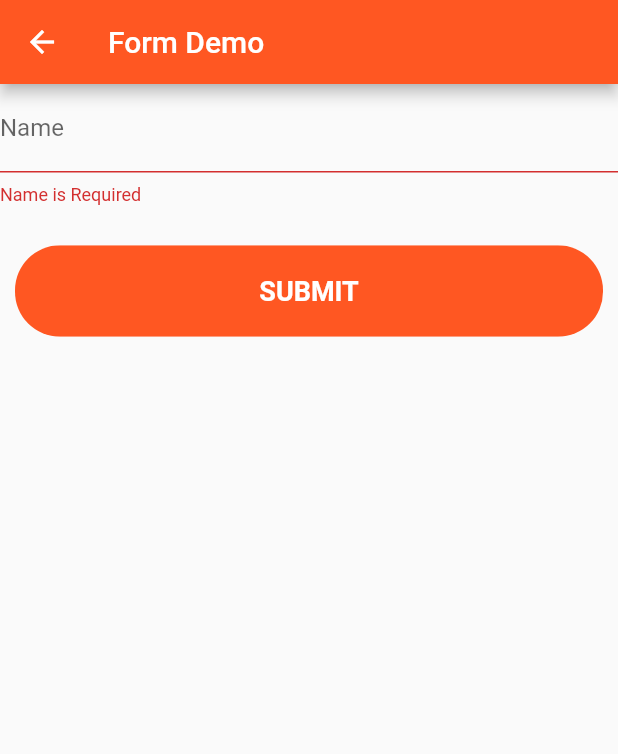
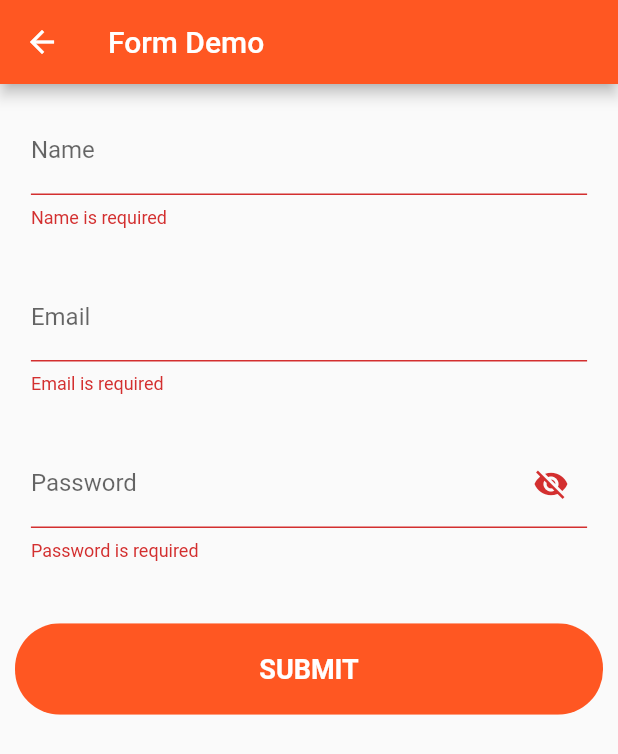
Before and after one commit to adepusai123/learn_flutter_app, a Flutter app: the FormScreen screen opened directly, after a tap on "SUBMIT", on a phone screen of 412 x 824 dp. Shown: the top 754 px of the screen. Run offline on Flutter 3.47's test engine with Material 2 defaults, Android fonts, the phone set to English and light mode, and no system bars.

Commit message:
Password field with show & hide

```diff
--- /dev/null
+++ b/lib/components/form_input_field.dart
@@ -0,0 +1,32 @@
+import 'package:flutter/material.dart';
+
+class FormInputField extends StatelessWidget {
+  final String label;
+  final Function validaror;
+  final Function onSaved;
+
+  const FormInputField({
+    Key key,
+    this.label,
+    this.validaror,
+    this.onSaved,
+  }) : super(key: key);
+
+  @override
+  Widget build(BuildContext context) {
+    Size size = MediaQuery.of(context).size;
+    return Container(
+      width: size.width * 0.9,
+      margin: EdgeInsets.symmetric(vertical: 10),
+      padding: EdgeInsets.symmetric(vertical: 5),
+      // decoration: BoxDecoration(
+      //     color: Colors.orangeAccent, borderRadius: BorderRadius.circular(29)),
+      child: TextFormField(
+        decoration: InputDecoration(labelText: label),
+        keyboardType: TextInputType.name,
+        validator: validaror,
+        onSaved: onSaved,
+      ),
+    );
+  }
+}
--- /dev/null
+++ b/lib/components/form_password_field.dart
@@ -0,0 +1,47 @@
+import 'package:flutter/material.dart';
+
+class FormPasswordField extends StatefulWidget {
+  final String label;
+  final Function validator;
+  final Function onSaved;
+
+  const FormPasswordField({
+    Key key,
+    this.label = "Password",
+    this.validator,
+    this.onSaved,
+  }) : super(key: key);
+
+  @override
+  _FormPasswordFieldState createState() => _FormPasswordFieldState();
+}
+
+class _FormPasswordFieldState extends State<FormPasswordField> {
+  bool _showPassword = false;
+
+  @override
+  Widget build(BuildContext context) {
+    Size size = MediaQuery.of(context).size;
+    return Container(
+      width: size.width * 0.9,
+      margin: EdgeInsets.symmetric(vertical: 10),
+      padding: EdgeInsets.symmetric(vertical: 5),
+      child: TextFormField(
+          obscureText: _showPassword,
+          decoration: InputDecoration(
+            labelText: "Password",
+            suffixIcon: GestureDetector(
+              onTap: () {
+                setState(() {
+                  _showPassword = !_showPassword;
+                });
+              },
+              child:
+                  Icon(_showPassword ? Icons.visibility : Icons.visibility_off),
+            ),
+          ),
+          validator: widget.validator,
+          onSaved: widget.onSaved),
+    );
+  }
+}
--- a/lib/screens/form_screens/form_screen.dart
+++ b/lib/screens/form_screens/form_screen.dart
@@ -1,4 +1,6 @@
 import 'package:flutter/material.dart';
+import 'package:learn_flutter_app/components/form_input_field.dart';
+import 'package:learn_flutter_app/components/form_password_field.dart';
 import 'package:learn_flutter_app/components/rounded_button.dart';
 
 class FormScreen extends StatefulWidget {
@@ -12,6 +14,7 @@ class _FormScreenState extends State<FormScreen> {
   String _password;
   String _phone;
   bool _autoValidate = false;
+  bool _showPassword = true;
 
   final GlobalKey<FormState> _formKey = GlobalKey<FormState>();
 
@@ -31,6 +34,8 @@ class _FormScreenState extends State<FormScreen> {
           child: Column(
             children: <Widget>[
               _buildName(),
+              _buildEmail(),
+              _buildPassword(),
               SizedBox(height: size.height * 0.02),
               RoundButton(
                 btnLabel: "SUBMIT",
@@ -45,25 +50,56 @@ class _FormScreenState extends State<FormScreen> {
   }
 
   Widget _buildName() {
-    return Container(
-      child: TextFormField(
-        decoration: InputDecoration(labelText: "Name"),
-        keyboardType: TextInputType.name,
-        validator: (String value) {
-          if (value.isEmpty) {
-            return 'Name is Required';
-          }
-          return null;
-        },
-        onSaved: (String value) {
-          _name = value;
-        },
-      ),
+    return FormInputField(
+      label: "Name",
+      validaror: (String val) {
+        if (val.isEmpty) {
+          return 'Name is required';
+        }
+        return null;
+      },
+      onSaved: (String val) {
+        _name = val;
+      },
+    );
+  }
+
+  Widget _buildEmail() {
+    return FormInputField(
+      label: "Email",
+      validaror: (String val) {
+        final expr =
+            r"^[a-zA-Z0-9.a-zA-Z0-9.!#$%&'*+-/=?^_`{|}~]+@[a-zA-Z0-9]+\.[a-zA-Z]+";
+        if (val.isEmpty) {
+          return "Email is required";
+        }
+        if (!RegExp(expr).hasMatch(val)) {
+          return "Enter valid email.";
+        }
+        return null;
+      },
+      onSaved: (String val) {
+        _email = val;
+      },
+    );
+  }
+
+  Widget _buildPassword() {
+    return FormPasswordField(
+      validator: (String password) {
+        if (password.isEmpty) {
+          return "Password is required";
+        }
+        return null;
+      },
+      onSaved: (String password) {
+        _password = password;
+      },
     );
   }
 
   void _validateInputs() {
-    print(_name);
+    print('Name: $_name  Email: $_email');
     if (_formKey.currentState.validate()) {
       _formKey.currentState.save();
     } else {
```
